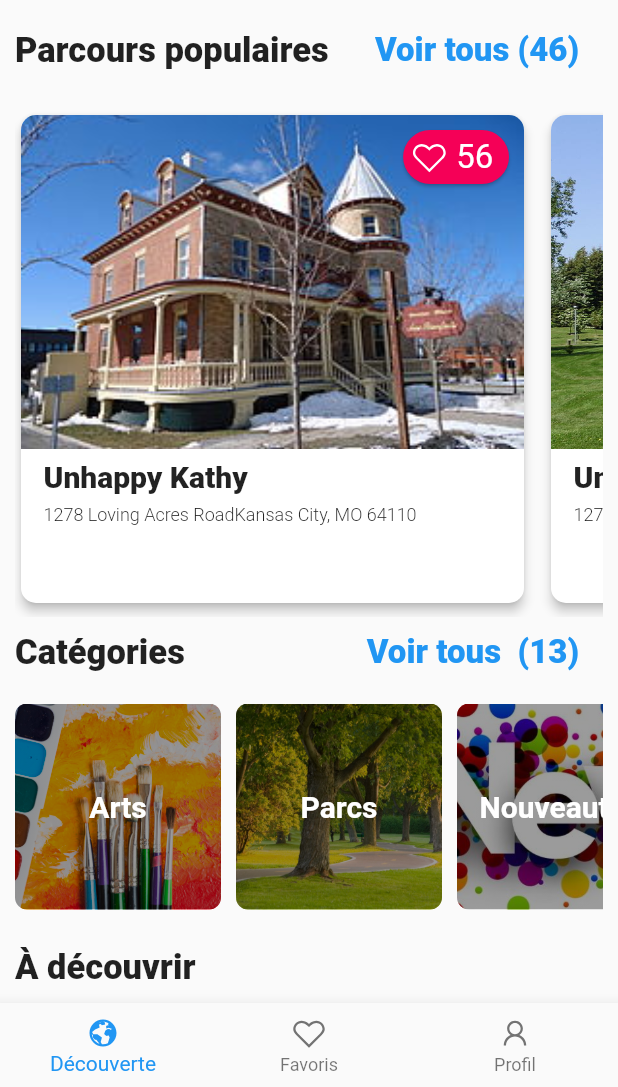
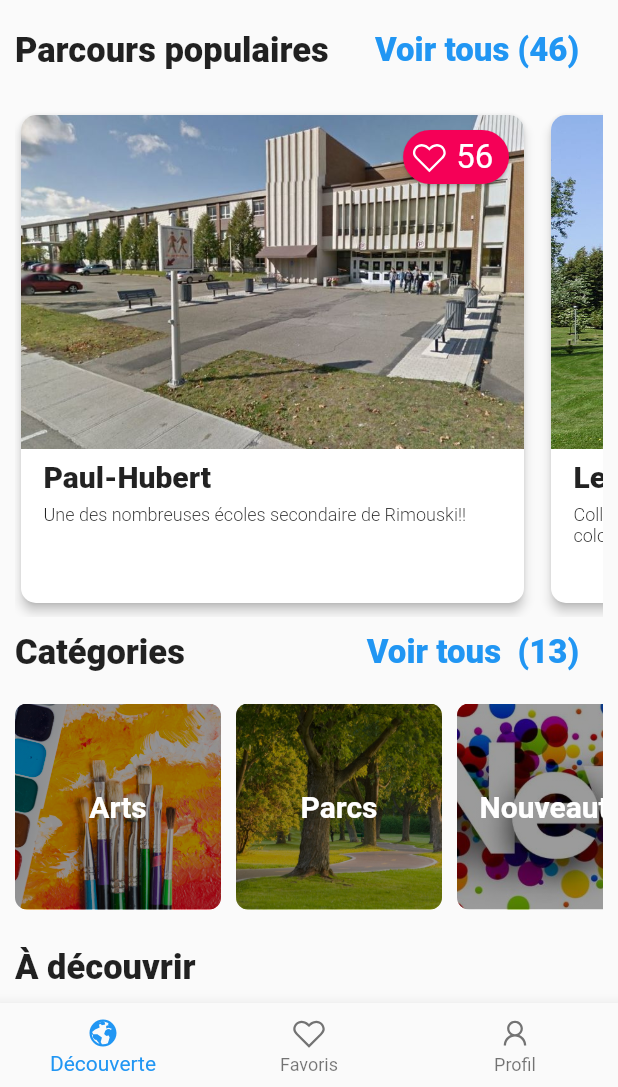
Before and after one commit to Sirmyself/HackQC2020, a Flutter app: the screen it shows after launch, on a phone screen of 412 x 824 dp, the part 149-1236 px from its top. Run offline on Flutter 3.47's test engine with Material 2 defaults, Android fonts, the phone set to English and light mode, and no system bars; our stand-ins replace google_maps_flutter, line_icons.

Commit message:
Paul-Hubert downtown

```diff
--- a/parcoursa/lib/Classes/ChargeurDeDonne/DebugChargeur.dart
+++ b/parcoursa/lib/Classes/ChargeurDeDonne/DebugChargeur.dart
@@ -12,7 +12,7 @@ class DebugChargeur implements IChargeDonnees {
   @override
   List<Balise> getBalisesPublic() { //from https://www.donneesquebec.ca/recherche/fr/dataset/lieux-publics/resource/d12a3f0b-6438-432d-bb69-de40736945dc
     List<Balise> balises = new List<Balise>();
-    balises.add(new Balise(48.448914, -68.528186, "Paul-Hubert", "Une des nombreuses écoles secondaire de Rimouski!!", "démarer le parcour", 200));
+    balises.add(new Balise(48.448914, -68.528186, "Paul-Hubert", "Une des nombreuses écoles secondaire de Rimouski!!", "démarrer le parcour", 200, "assets/paul.jpg"));
     balises.add(new Balise(48.4338793528, -68.5224824749, "Plaza Arthur-Buies", "Un des nombreux centres d'achats de Rimouski!!"));
     balises.add(new Balise(48.441415978, -68.5204288478, "Colisée Financière SunLife", "Aréna de 4 300 sièges.; Superficie de glace de 85 par 200 pieds.; Possibilité de faire de la marche ou de la course à pied en périphérie des gradins<br/><br/><u>Patinage libre (pour tous) 1,25 \$</u>:; les samedi de 18 h 55 à 19 h 55.; les dimanche"));
     balises.add(new Balise(48.4430723877, -68.5217535943, "Les Galeries GP", "Attrait touristique et point d'intérêt!!"));
--- a/parcoursa/lib/parcours.dart
+++ b/parcoursa/lib/parcours.dart
@@ -1,19 +1,25 @@
-// import ''
+import 'package:parcoursa/Classes/ChargeurDeDonne/DebugChargeur.dart';
+import 'package:parcoursa/parcour.dart';
+
+var debug = DebugChargeur();
+var public = debug.getBalisesPublic().first;
+var art = debug.getBalisesArt().first;
+
 
 List parcours = [
   {
-    "img": "assets/maison.jpg",
-    "title": "Unhappy Kathy",
-    "address": "1278 Loving Acres RoadKansas City, MO 64110",
+    "img": public.urlImage,
+    "title": public.nomBalise,
+    "address": public.description,
     "rating": "56",
-    "nbrBalise": 6
+    "nbrBalise": debug.getBalisesPublic().length
   },
   {
-    "img": "assets/statue_2.jpg",
-    "title": "Uncle Boons",
-    "address": "1278 Loving Acres RoadKansas City, MO 64110",
+    "img": art.urlImage,
+    "title": art.nomBalise,
+    "address": art.description,
     "rating": "97",
-    "nbrBalise": 7
+    "nbrBalise": debug.getBalisesArt().length
   },
   {
     "img": "assets/statue_3.jpg",
```
Also changed, not shown: parcoursa/lib/Classes/Balise.dart (+7 -7 lines), parcoursa/assets/paul.jpg (added).
